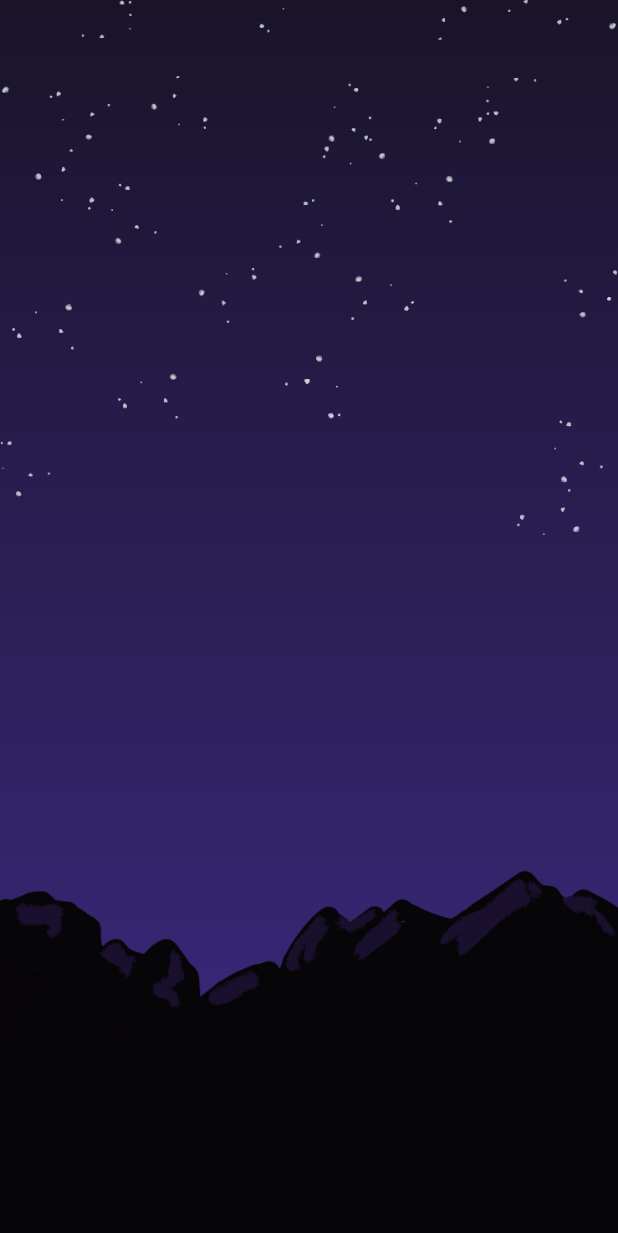
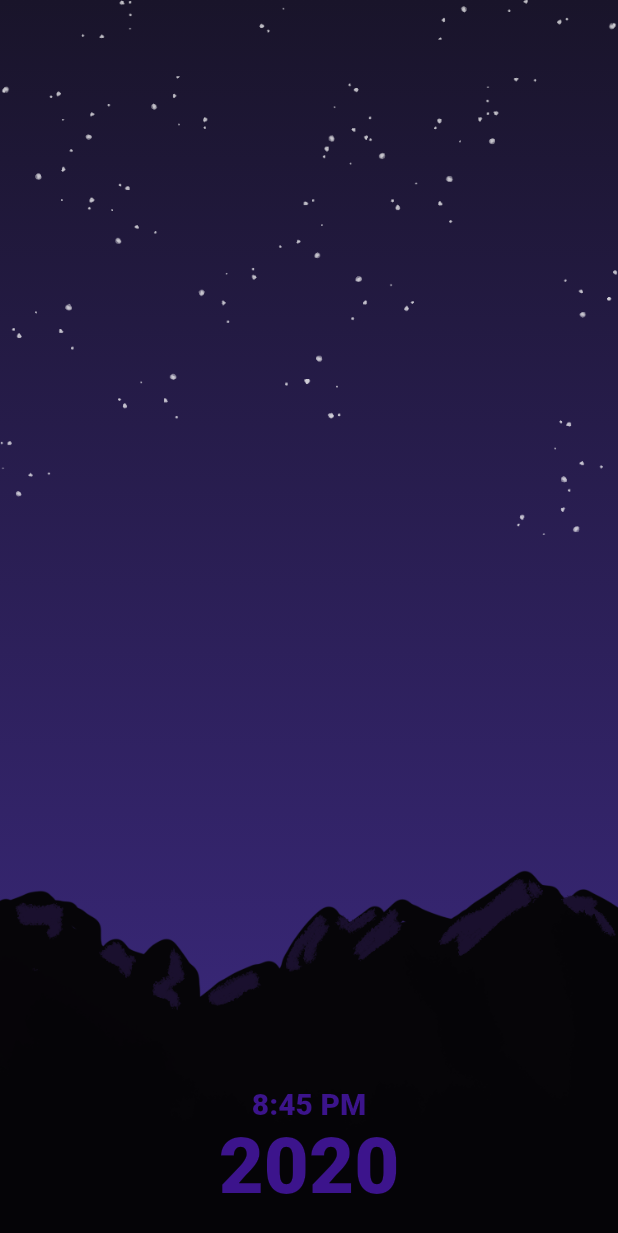
Before and after one commit to matthew-carroll/special_new_years_2021, a Flutter app: the screen it shows after launch, on a phone screen of 412 x 824 dp. Shown: the top 1233 px of the screen. Run offline on Flutter 3.47's test engine with Material 2 defaults, Android fonts, the phone set to English and light mode, and no system bars.

Commit message:
Step 4: Added text for year and time

```diff
--- a/lib/main.dart
+++ b/lib/main.dart
@@ -24,6 +24,8 @@
     return Scaffold(
       body: Landscape(
         mode: EnvironmentMode.night,
+        time: '8:45 PM',
+        year: '2020',
       ),
     );
   }
@@ -33,10 +35,14 @@
   Landscape({
     Key key,
     @required this.mode,
+    this.time = '',
+    this.year = '',
   }) : super(key: key);
 
   static const switchModeDuration = Duration(milliseconds: 500);
   final EnvironmentMode mode;
+  final String time;
+  final String year;
 
   @override
   Widget build(BuildContext context) {
@@ -45,6 +51,7 @@
         _buildSky(),
         if (mode == EnvironmentMode.night) _buildStars(),
         _buildMountains(),
+        _buildText(),
       ],
     );
   }
@@ -118,6 +125,50 @@
       ),
     );
   }
+
+  Widget _buildText() {
+    return Positioned(
+      bottom: 16,
+      left: 0,
+      right: 0,
+      child: Column(
+        mainAxisSize: MainAxisSize.min,
+        children: [
+          Text(
+            time,
+            textAlign: TextAlign.center,
+            style: TextStyle(
+              color: _textColor,
+              fontSize: 20,
+              fontWeight: FontWeight.w900,
+            ),
+          ),
+          Text(
+            year,
+            textAlign: TextAlign.center,
+            style: TextStyle(
+              color: _textColor,
+              fontSize: 52,
+              fontWeight: FontWeight.w900,
+            ),
+          ),
+        ],
+      ),
+    );
+  }
+
+  Color get _textColor {
+    switch (mode) {
+      case EnvironmentMode.morning:
+        return morningTextColor;
+      case EnvironmentMode.afternoon:
+        return afternoonTextColor;
+      case EnvironmentMode.evening:
+        return eveningTextColor;
+      case EnvironmentMode.night:
+        return nightTextColor;
+    }
+  }
 }
 
 const morningGradient = LinearGradient(
@@ -128,6 +179,7 @@
   begin: Alignment.topCenter,
   end: Alignment.bottomCenter,
 );
+const morningTextColor = const Color(0xFF797149);
 
 const afternoonGradient = LinearGradient(
   colors: [
@@ -137,6 +189,7 @@
   begin: Alignment.topCenter,
   end: Alignment.bottomCenter,
 );
+const afternoonTextColor = const Color(0xFF5e576c);
 
 const eveningGradient = LinearGradient(
   colors: [
@@ -154,6 +207,7 @@
   begin: Alignment.topCenter,
   end: Alignment.bottomCenter,
 );
+const eveningTextColor = const Color(0xFF832a2a);
 
 const nightGradient = LinearGradient(
   colors: [
@@ -163,6 +217,7 @@
   begin: Alignment.topCenter,
   end: Alignment.bottomCenter,
 );
+const nightTextColor = const Color(0xFF3c148c);
 
 enum EnvironmentMode {
   morning,
```
